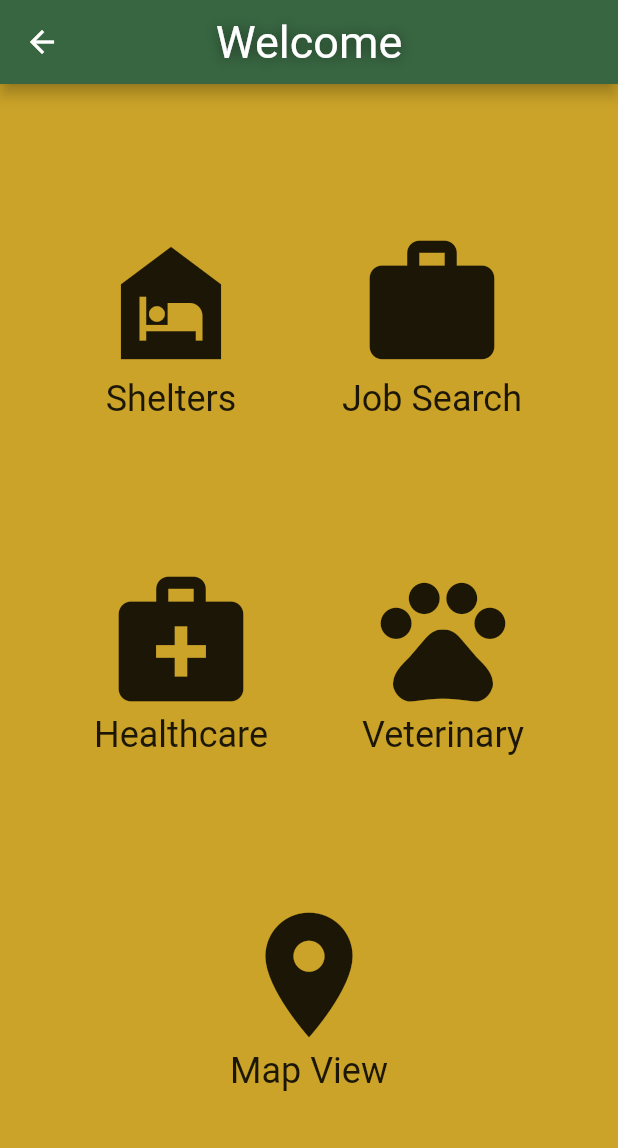
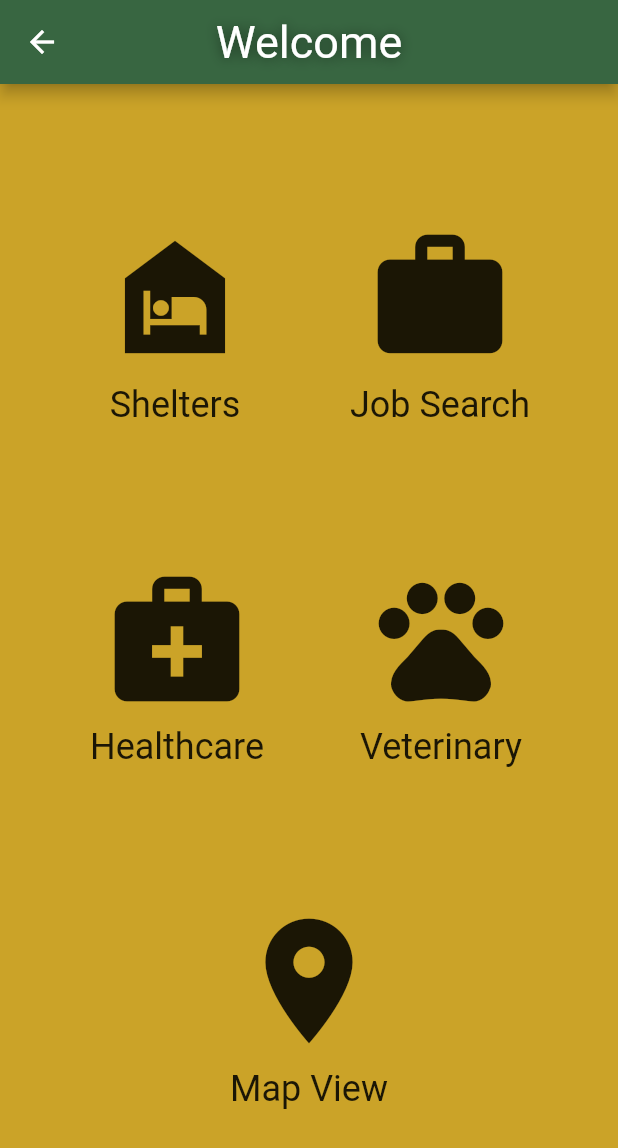
Before and after one commit to ckzhang26/Auxil, a Flutter app: the HomePage screen opened directly, on a phone screen of 412 x 824 dp. Shown: the top 1148 px of the screen. Run offline on Flutter 3.47's test engine with Material 2 defaults, Android fonts, the phone set to English and light mode, and no system bars.

Commit message:
Add shelter API example, refactoring

```diff
--- a/net/lib/config/gui.dart
+++ b/net/lib/config/gui.dart
@@ -71,21 +71,17 @@ class Gui {
     );
   }
 
-  static GestureDetector iconButton(
-      String text, Icon icon, Function() callback) {
-    return GestureDetector(
-        onTap: () => {callback()},
-        behavior: HitTestBehavior.translucent,
-        child: Column(
-          mainAxisSize: MainAxisSize.min,
-          children: <Widget>[
-            icon,
-            Text(
-              text,
-              style: TextStyle(fontSize: 24),
-            ),
-          ],
-        ));
+  static Column iconLabelButton(String text, Icon icon, Function() callback) {
+    return Column(
+      children: [
+        IconButton(
+          onPressed: () => {callback()},
+          icon: icon,
+          iconSize: 100,
+        ),
+        Text(text, style: const TextStyle(fontSize: 24)),
+      ],
+    );
   }
 
   static TextField textInput(String hint, TextEditingController controller) {
--- a/net/lib/pages/home.dart
+++ b/net/lib/pages/home.dart
@@ -27,69 +27,52 @@ class _HomePageState extends State<HomePage> {
             Row(
               mainAxisAlignment: MainAxisAlignment.spaceEvenly,
               children: [
-                Gui.iconButton(
-                  "Shelters",
-                  Icon(Icons.night_shelter, size: 100.0),
+                Gui.iconLabelButton("Shelters", const Icon(Icons.night_shelter),
                     () {
                   Navigator.push(
                     context,
                     MaterialPageRoute(
                         builder: (context) => const SheltersPage()),
                   );
-                  },
-                ),
-                Gui.iconButton(
-                  "Job Search",
-                  Icon(Icons.work, size: 100.0),
-                  () {
+                }),
+                Gui.iconLabelButton("Job Search", const Icon(Icons.work), () {
                   Navigator.push(
                     context,
                     MaterialPageRoute(builder: (context) => const JobsPage()),
                   );
-                  },
-                ),
+                }),
               ],
             ),
             Row(
               mainAxisAlignment: MainAxisAlignment.spaceEvenly,
               children: [
-                Gui.iconButton(
-                  "Healthcare",
-                  Icon(Icons.medical_services, size: 100.0),
-                  () {
+                Gui.iconLabelButton(
+                    "Healthcare", const Icon(Icons.medical_services), () {
                   Navigator.push(
                     context,
                     MaterialPageRoute(
                         builder: (context) => const HealthCarePage()),
                   );
-                  },
-                ),
-                Gui.iconButton(
-                  "Veterinary",
-                  Icon(Icons.pets, size: 100.0),
-                  () {
+                }),
+                Gui.iconLabelButton("Veterinary", const Icon(Icons.pets), () {
                   Navigator.push(
                     context,
                     MaterialPageRoute(
                         builder: (context) => const VeterinaryPage()),
                   );
-                  },
-                ),
+                }),
               ],
             ),
             Row(
               mainAxisAlignment: MainAxisAlignment.spaceEvenly,
               children: [
-                Gui.iconButton(
-                  "Map View",
-                  Icon(Icons.location_on, size: 100.0),
+                Gui.iconLabelButton("Map View", const Icon(Icons.location_on),
                     () {
                   Navigator.push(
                     context,
                     MaterialPageRoute(builder: (context) => const MapPage()),
                   );
-                  },
-                ),
+                }),
               ],
             ),
           ],
--- a/net/lib/pages/login.dart
+++ b/net/lib/pages/login.dart
@@ -1,5 +1,4 @@
 import 'package:net/config/imported.dart';
-import 'package:net/pages/home.dart';
 import 'package:net/pages/zipcode.dart';
 
 class LoginPage extends StatefulWidget {
@@ -19,7 +18,6 @@ class LoginPageState extends State<LoginPage> {
     return Scaffold(
       resizeToAvoidBottomInset: false,
       backgroundColor: Config.yellow,
-      // appBar: Gui.header("ShelterNet"),
       appBar: Gui.header("Shelter"),
       body: Padding(
         padding: const EdgeInsets.symmetric(horizontal: 25, vertical: 25),
@@ -51,7 +49,7 @@ class LoginPageState extends State<LoginPage> {
                 () => {
                       Navigator.push(
                         context,
-                        MaterialPageRoute(builder: (context) => Placeholder()),
+                        MaterialPageRoute(builder: (context) => ZipCodePage()),
                       )
                     }),
             Gui.pad(22),
--- a/net/pubspec.yaml
+++ b/net/pubspec.yaml
@@ -31,6 +31,7 @@ dependencies:
   flutter:
     sdk: flutter
 
+  http: ^0.13.3
 
   # The following adds the Cupertino Icons font to your application.
   # Use with the CupertinoIcons class for iOS style icons.
```
Also changed, not shown: net/lib/pages/resources/shelters.dart (+55 -3 lines), net/lib/pages/zipcode.dart (+8 -1 lines), net/pubspec.lock. Lines whose indentation alone changed are shown as unchanged.
